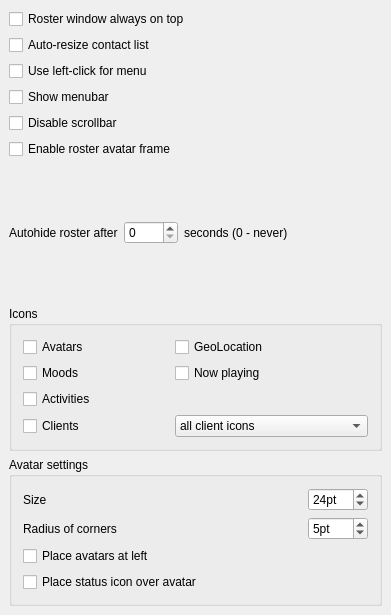
Above: src/options/opt_roster_main.ui from psi-im/psi before the change. Below: the same form after it.
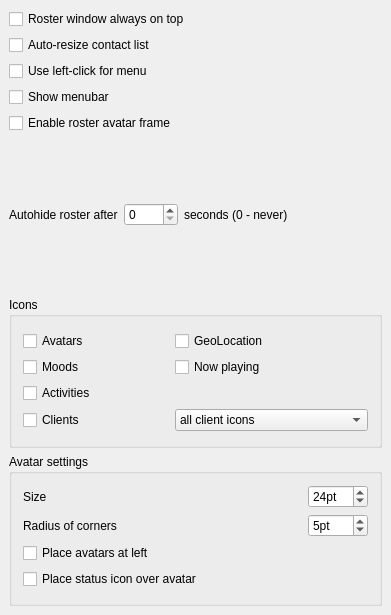
That is the form after the change.

Commit message: Enable overlay rosters and remove obsolete scrollbar options (src/options/opt_roster_main.ui)

What changed in the file:
```diff
--- a/src/options/opt_roster_main.ui
+++ b/src/options/opt_roster_main.ui
@@ -60,16 +60,6 @@
      </property>
     </widget>
    </item>
-   <item>
-    <widget class="QCheckBox" name="ck_disableScrollbar">
-     <property name="toolTip">
-      <string>Disables scrollbar in the application window.</string>
-     </property>
-     <property name="text">
-      <string>Disable scrollbar</string>
-     </property>
-    </widget>
-   </item>
    <item>
     <widget class="QCheckBox" name="ck_roster_avatar">
      <property name="toolTip">
```
